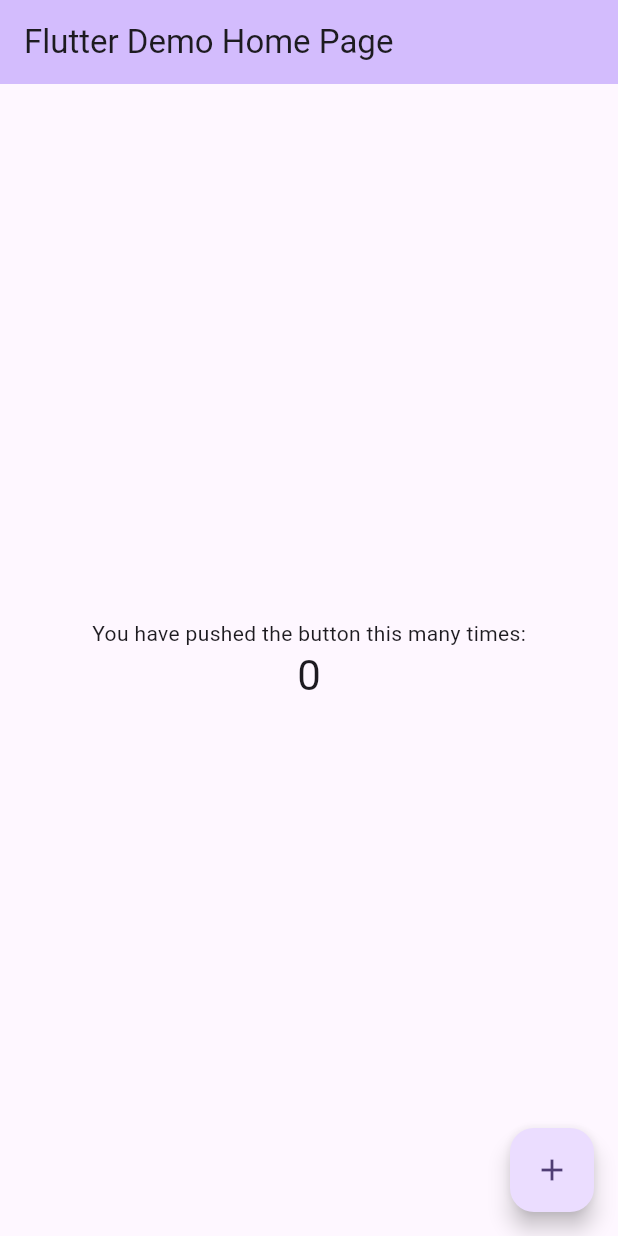
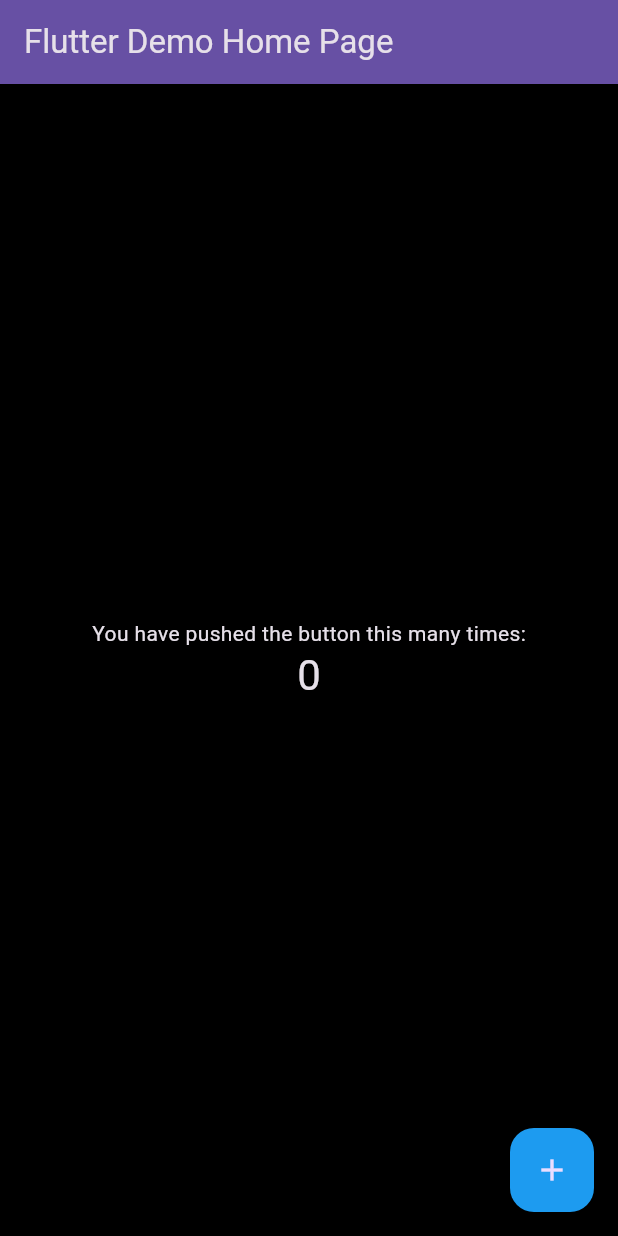
Before and after one commit to HEYKASHIF/twitter, a Flutter app: the screen it shows after launch, on a phone screen of 412 x 824 dp. Run offline on Flutter 3.47's test engine with Material 3 defaults, Android fonts, the phone set to English and light mode, and no system bars.

Commit message:
commit 12

```diff
--- a/lib/main.dart
+++ b/lib/main.dart
@@ -1,4 +1,5 @@
 import 'package:flutter/material.dart';
+import 'package:twitter/theme/app_theme.dart';
 
 void main() {
   runApp(const MyApp());
@@ -12,25 +13,7 @@ class MyApp extends StatelessWidget {
   Widget build(BuildContext context) {
     return MaterialApp(
       title: 'Flutter Demo',
-      theme: ThemeData(
-        // This is the theme of your application.
-        //
-        // TRY THIS: Try running your application with "flutter run". You'll see
-        // the application has a purple toolbar. Then, without quitting the app,
-        // try changing the seedColor in the colorScheme below to Colors.green
-        // and then invoke "hot reload" (save your changes or press the "hot
-        // reload" button in a Flutter-supported IDE, or press "r" if you used
-        // the command line to start the app).
-        //
-        // Notice that the counter didn't reset back to zero; the application
-        // state is not lost during the reload. To reset the state, use hot
-        // restart instead.
-        //
-        // This works for code too, not just values: Most code changes can be
-        // tested with just a hot reload.
-        colorScheme: ColorScheme.fromSeed(seedColor: Colors.deepPurple),
-        useMaterial3: true,
-      ),
+      theme: AppTheme.theme,
       home: const MyHomePage(title: 'Flutter Demo Home Page'),
     );
   }
```
Also changed, not shown: 3 other files.
